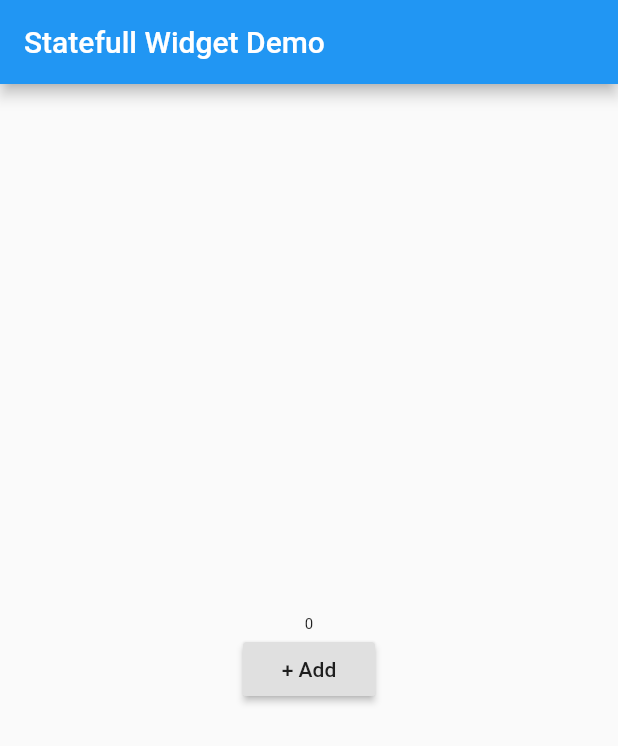
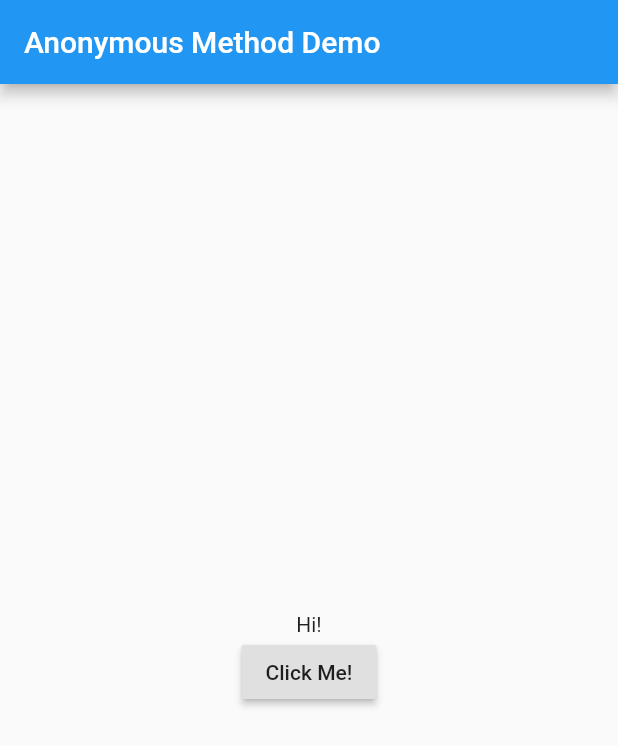
Before and after one commit to latif5/FlutterBacic, a Flutter app: the screen it shows after launch, on a phone screen of 412 x 824 dp. Shown: the top 746 px of the screen. Run offline on Flutter 3.47's test engine with Material 2 defaults, Android fonts, the light colour scheme and no system bars.

Commit message:
06_belajar menggunakan anonymous methot atau method yg tidak memiliki nama

```diff
--- a/flutter_basic/lib/main.dart
+++ b/flutter_basic/lib/main.dart
@@ -10,33 +10,34 @@ class MyApp extends StatefulWidget {
 }
 
 class _MyAppState extends State<MyApp> {
-  int number = 0;
-  void addNumber(){
-    setState(() {
-      ++number;
-    });
-  }
+  String message = "Hi!";
 
   @override
   Widget build(BuildContext context) {
     return MaterialApp(
       home: Scaffold(
-        appBar: AppBar(title: Text("Statefull Widget Demo"),),
+        appBar: AppBar(
+          title: Text("Anonymous Method Demo"),
+        ),
         body: Center(
           child: Container(
             child: Column(
               mainAxisAlignment: MainAxisAlignment.center,
               children: <Widget>[
-                Text(number.toString(), style: TextStyle(fontSize: 10 + number.toDouble())),
+                Text(message),
                 RaisedButton(
-                  child: Text("+ Add"),
-                  onPressed: addNumber,
+                  child: Text("Click Me!"),
+                  onPressed: (){
+                    setState(() {
+                      message = "Hey You!";
+                    });
+                  },
                 )
               ],
             ),
           ),
         ),
-      )
+      ),
     );
   }
 }
```
